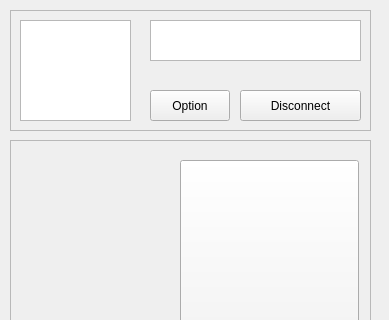
Above: widget.ui from logan011/Terminal_watch_client before the change; both pictures show x 0 to 389 and y 0 to 320 of the 389 by 476 pixel window. Below: the same form after it.
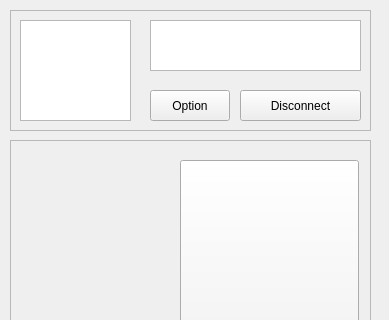
That is the form after the change. Icons and pictures are not drawn. Custom widgets are drawn as their Qt base class.

The edit to the form file:
```diff
--- a/widget.ui
+++ b/widget.ui
@@ -97,7 +97,7 @@
       <x>140</x>
       <y>10</y>
       <width>211</width>
-      <height>41</height>
+      <height>51</height>
      </rect>
     </property>
     <property name="sizePolicy">
```
Left out of the diff: 2 changed lines with no effect on the pictures.
